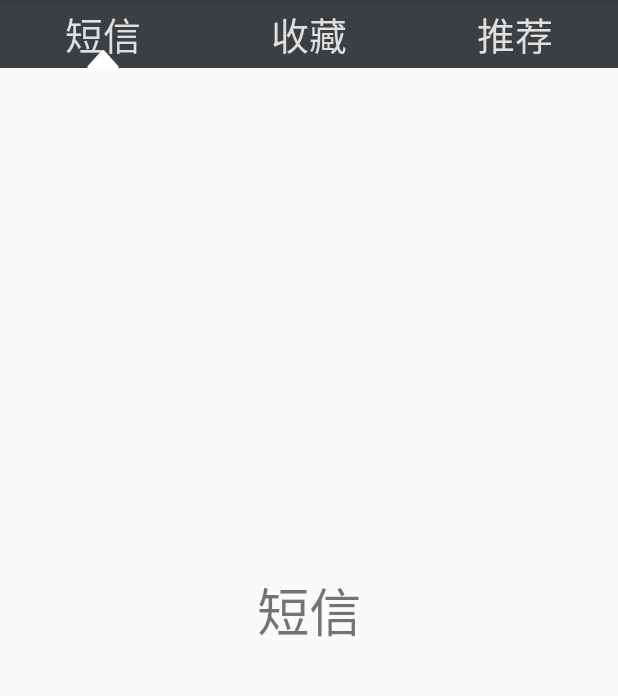
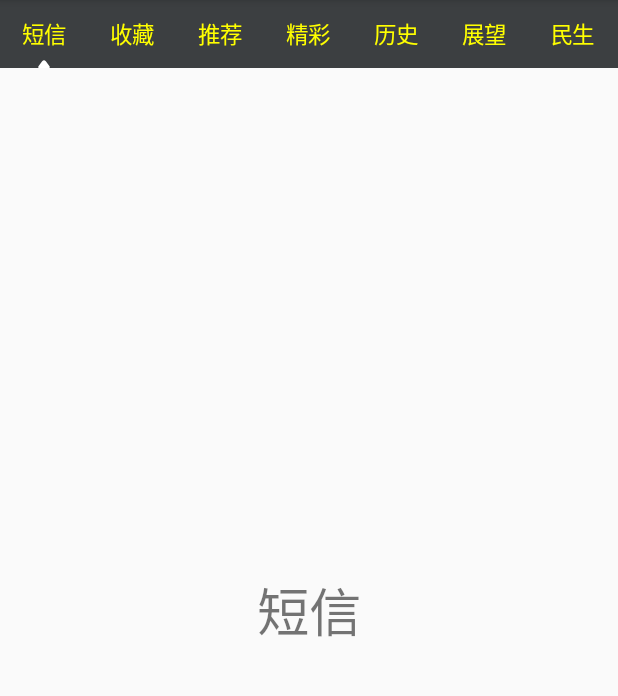
Before and after one commit to idealcn/sample_ViewPager, an Android app: the screen it shows after launch (MainActivity), on a phone screen of 412 x 824 dp, the part 84-780 px from its top. Run offline under Robolectric (Android 15) with nearby library versions, the phone set to English and light mode, and no system bars.

Commit message:
自定义indicator，存在一个bug：点击tab时，第一个item不能全部显示，左侧有隐藏

```diff
--- a/app/src/main/java/com/idealcn/viewpager/MainActivity.java
+++ b/app/src/main/java/com/idealcn/viewpager/MainActivity.java
@@ -1,25 +1,24 @@
 package com.idealcn.viewpager;
 
+import android.os.Bundle;
 import android.support.v4.app.Fragment;
 import android.support.v4.app.FragmentPagerAdapter;
 import android.support.v4.view.ViewPager;
 import android.support.v7.app.AppCompatActivity;
-import android.os.Bundle;
 
 import com.idealcn.indicator.BasePagerIndicator;
 
 import java.util.ArrayList;
-import java.util.Arrays;
 import java.util.List;
 
-public class MainActivity extends AppCompatActivity implements ViewPager.OnPageChangeListener {
+public class MainActivity extends AppCompatActivity  {
 
 
     private ViewPager mMainPager;
 
     private List<SimpleFragment> fragments = new ArrayList<>();
 
-    private List<String> titles = Arrays.asList("短信","收藏","推荐");
+    private List<String> titles = new ArrayList<>();
 
     private FragmentPagerAdapter adapter;
 
@@ -29,12 +28,29 @@ public class MainActivity extends AppCompatActivity implements ViewPager.OnPageC
         super.onCreate(savedInstanceState);
         setContentView(R.layout.activity_main);
 
+        titles.add("短信");
+        titles.add("收藏");
+        titles.add("推荐");
+        titles.add("精彩");
+        titles.add("历史");
+        titles.add("展望");
+        titles.add("民生");
+        titles.add("社会");
+        titles.add("军事");
+        titles.add("科技");
+        titles.add("数码");
+
+
+
+
         mMainPager = (ViewPager) findViewById(R.id.main_pager);
         indicator = (BasePagerIndicator) findViewById(R.id.indicator);
-
+        indicator.setTabVisibleCount(7);
+        indicator.setTabItemTitles(titles);
         initData();
 
-        mMainPager.addOnPageChangeListener(this);
+        indicator.setViewPager(mMainPager,0);
+
     }
 
     private void initData() {
@@ -58,18 +74,4 @@ public class MainActivity extends AppCompatActivity implements ViewPager.OnPageC
         mMainPager.setAdapter(adapter);
     }
 
-    @Override
-    public void onPageScrolled(int position, float positionOffset, int positionOffsetPixels) {
-        indicator.scrollTo((int) positionOffset,0);
-    }
-
-    @Override
-    public void onPageSelected(int position) {
-
-    }
-
-    @Override
-    public void onPageScrollStateChanged(int state) {
-
-    }
 }
--- a/app/src/main/res/layout/activity_main.xml
+++ b/app/src/main/res/layout/activity_main.xml
@@ -1,5 +1,6 @@
 <?xml version="1.0" encoding="utf-8"?>
 <LinearLayout xmlns:android="http://schemas.android.com/apk/res/android"
+    xmlns:idealcn="http://schemas.android.com/apk/res-auto"
     android:orientation="vertical"
     xmlns:tools="http://schemas.android.com/tools"
     android:layout_width="match_parent"
@@ -7,35 +8,12 @@
 
     tools:context="com.idealcn.viewpager.MainActivity">
     <com.idealcn.indicator.BasePagerIndicator
+        idealcn:tab_visible_count="3"
         android:id="@+id/indicator"
         android:background="#3c3f41"
         android:layout_width="match_parent"
         android:orientation="horizontal"
         android:layout_height="45dp">
-        <TextView
-            android:gravity="center"
-            android:layout_width="0dp"
-            android:layout_height="match_parent"
-            android:layout_weight="1"
-            android:text="短信"
-            android:textSize="25sp"
-            android:textColor="#dfdfdf"/>
-        <TextView
-            android:gravity="center"
-            android:layout_width="0dp"
-            android:layout_height="match_parent"
-            android:layout_weight="1"
-            android:text="收藏"
-            android:textSize="25sp"
-            android:textColor="#dfdfdf"/>
-        <TextView
-            android:gravity="center"
-            android:layout_width="0dp"
-            android:layout_height="match_parent"
-            android:layout_weight="1"
-            android:text="推荐"
-            android:textSize="25sp"
-            android:textColor="#dfdfdf"/>
     </com.idealcn.indicator.BasePagerIndicator>
     <android.support.v4.view.ViewPager
         android:layout_width="match_parent"
--- a/lib_indicator/src/main/java/com/idealcn/indicator/BasePagerIndicator.java
+++ b/lib_indicator/src/main/java/com/idealcn/indicator/BasePagerIndicator.java
@@ -1,33 +1,43 @@
 package com.idealcn.indicator;
 
 import android.content.Context;
+import android.content.res.TypedArray;
 import android.graphics.Canvas;
 import android.graphics.Color;
 import android.graphics.CornerPathEffect;
 import android.graphics.Paint;
 import android.graphics.Path;
+import android.support.v4.view.ViewPager;
 import android.util.AttributeSet;
+import android.util.Log;
+import android.util.TypedValue;
+import android.view.Gravity;
+import android.view.View;
+import android.view.ViewGroup;
 import android.widget.LinearLayout;
+import android.widget.TextView;
+
+import java.util.List;
 
 /**
  * Created by idealgn on 16-9-14.
  */
-public class BasePagerIndicator extends LinearLayout{
+public class BasePagerIndicator extends LinearLayout {
 
     public BasePagerIndicator(Context context) {
-        super(context);
-        init();
+        this(context,null);
     }
 
     public BasePagerIndicator(Context context, AttributeSet attrs) {
         super(context, attrs);
+        TypedArray typedArray = context.obtainStyledAttributes(attrs, R.styleable.BasePagerIndicator);
+        mTabVisibleCount = typedArray.getInt(R.styleable.BasePagerIndicator_tab_visible_count, DEFAULT_TAB_VISIBLE_COUNT);
+        if (mTabVisibleCount<0)
+            mTabVisibleCount = DEFAULT_TAB_VISIBLE_COUNT;
+        typedArray.recycle();
         init();
     }
 
-    public BasePagerIndicator(Context context, AttributeSet attrs, int defStyleAttr) {
-        super(context, attrs, defStyleAttr);
-        init();
-    }
 
     private Paint mPaint;
     private Path mPath;
@@ -35,10 +45,18 @@ public class BasePagerIndicator extends LinearLayout{
     private int mTriangleHeight;//三角块的高度
     private int mTranslationX;//滑动的距离
     private int mInitTranslationX;//初始化的偏移距离
-    private static final float RADIO_TRIANGLE_WIDTH = 1/6f;
+    private static final float RADIO_TRIANGLE_WIDTH = 1 / 6f;
+    //可见的tab个数
+    private int mTabVisibleCount;
+    //默认的可见的tab个数
+    private static final int DEFAULT_TAB_VISIBLE_COUNT = 5;
+
+    private List<String> titles;
+
+    private static final int TEXT_COLOR_NORMAL = 0xFFFFFF00;
 
 
-    private void init(){
+    private void init() {
         mPaint = new Paint(Paint.ANTI_ALIAS_FLAG);
         mPaint.setStyle(Paint.Style.FILL);
         mPaint.setColor(Color.WHITE);
@@ -46,31 +64,148 @@ public class BasePagerIndicator extends LinearLayout{
 
 
     }
+
     @Override
     protected void onSizeChanged(int w, int h, int oldw, int oldh) {
         super.onSizeChanged(w, h, oldw, oldh);
-         mTriangleWidth = (int) (w/3 * RADIO_TRIANGLE_WIDTH);
-        mInitTranslationX = w/3/2 - mTriangleWidth /2 ;
+        mTriangleWidth = (int) (w / mTabVisibleCount * RADIO_TRIANGLE_WIDTH);
+        mInitTranslationX = w / mTabVisibleCount / 2 - mTriangleWidth / 2;
 
         initTriangle();
     }
 
     private void initTriangle() {
 
-        mTriangleHeight = mTriangleWidth/2 + 2;
+        mTriangleHeight = mTriangleWidth / 2 + 2;
         mPath = new Path();
-        mPath.moveTo(0,0);
-        mPath.lineTo(mTriangleWidth,0);
-        mPath.lineTo(mTriangleWidth/2,-mTriangleHeight);
+        mPath.moveTo(0, 0);
+        mPath.lineTo(mTriangleWidth, 0);
+        mPath.lineTo(mTriangleWidth / 2, -mTriangleHeight);
         mPath.close();
     }
 
     @Override
     protected void dispatchDraw(Canvas canvas) {
         canvas.save();
-        canvas.translate(mInitTranslationX+mTranslationX,getHeight());
-        canvas.drawPath(mPath,mPaint);
+        canvas.translate(mInitTranslationX + mTranslationX, getHeight());
+        canvas.drawPath(mPath, mPaint);
         canvas.restore();
         super.dispatchDraw(canvas);
     }
+
+    @Override
+    protected void onFinishInflate() {
+        super.onFinishInflate();
+        int childCount = getChildCount();
+        if (childCount == 0) return;
+        for (int i = 0; i < childCount; i++) {
+            View child = getChildAt(i);
+            LinearLayout.LayoutParams lp = (LayoutParams) child.getLayoutParams();
+            lp.weight = 0;
+            lp.width = getScreenWidth() / mTabVisibleCount;
+            child.setLayoutParams(lp);
+        }
+        setTabItemClickEvent();
+
+    }
+
+    private int getScreenWidth() {
+        return getResources().getDisplayMetrics().widthPixels;
+    }
+
+    private void scroll(int position, float positionOffset) {
+        Log.d(TAG, "scroll: "+positionOffset);
+        int tabWidth = getWidth() / mTabVisibleCount;
+        mTranslationX = (int) (tabWidth * positionOffset + tabWidth * position);
+
+        if (getChildCount() <= mTabVisibleCount) return;
+        if (positionOffset > 0 && position >= (mTabVisibleCount - 1)) {
+            if (position != 1) {
+                scrollTo((int) ((position - mTabVisibleCount + 1) * tabWidth + tabWidth * positionOffset), 0);
+            } else {
+                this.scrollTo((int) (position * tabWidth + tabWidth * positionOffset), 0);
+            }
+        }
+
+        invalidate();
+    }
+
+    /**
+     * 此方法应当在{setTabItemTitles}之前调用
+     *
+     * @param count
+     */
+    public void setTabVisibleCount(int count) {
+        this.mTabVisibleCount = count;
+    }
+
+    public void setTabItemTitles(List<String> titles) {
+        if (titles == null || titles.size() == 0) return;
+        this.titles = titles;
+        this.removeAllViews();
+        for (String title : this.titles) {
+            addView(generateTextView(title));
+        }
+        setTabItemClickEvent();
+    }
+
+    private View generateTextView(String title) {
+        TextView textView = new TextView(getContext());
+        LinearLayout.LayoutParams lp = new LinearLayout.LayoutParams(LinearLayout.LayoutParams.MATCH_PARENT,
+                LinearLayout.LayoutParams.MATCH_PARENT);
+        lp.width = getScreenWidth() / mTabVisibleCount;
+        textView.setLayoutParams(lp);
+        textView.setText(title);
+        textView.setGravity(Gravity.CENTER);
+        textView.setTextSize(TypedValue.COMPLEX_UNIT_SP, 15);
+        textView.setTextColor(TEXT_COLOR_NORMAL);
+        return textView;
+    }
+
+
+    private ViewPager mViewPager;
+
+    public void setViewPager(ViewPager viewPager, int position) {
+        this.mViewPager = viewPager;
+        this.mViewPager.addOnPageChangeListener(new ViewPager.OnPageChangeListener() {
+            @Override
+            public void onPageScrolled(int position, float positionOffset, int positionOffsetPixels) {
+                scroll(position, positionOffset);
+            }
+
+            @Override
+            public void onPageSelected(int position) {
+
+            }
+
+            @Override
+            public void onPageScrollStateChanged(int state) {
+
+            }
+        });
+    }
+
+    private static final String TAG = "host";
+
+    private void setTabItemClickEvent() {
+        Log.d("host", "init: " + getScreenWidth() + "---" + getWidth());
+        for (int i = 0; i < getChildCount(); i++) {
+            final int j = i;
+            View view = getChildAt(j);
+            view.setOnClickListener(new OnClickListener() {
+                @Override
+                public void onClick(View view) {
+                    mViewPager.setCurrentItem(j);
+//                    BasePagerIndicator.this.scrollTo((j+1/2)*getScreenWidth()/mTabVisibleCount,0);
+//                    if (j == 0) {
+//                        LinearLayout.LayoutParams lp = (LayoutParams) view.getLayoutParams();
+//                        Log.d(TAG, "onClick: " + lp.leftMargin);
+//                        lp.leftMargin = 30;
+//                        view.setLayoutParams(lp);
+//                    }
+                }
+            });
+
+        }
+    }
 }
--- /dev/null
+++ b/lib_indicator/src/main/res/values/attr.xml
@@ -0,0 +1,8 @@
+<?xml version="1.0" encoding="utf-8"?>
+<resources>
+    <attr
+        name="tab_visible_count" format="integer"/>
+    <declare-styleable name="BasePagerIndicator">
+        <attr name="tab_visible_count"/>
+    </declare-styleable>
+</resources>
```
